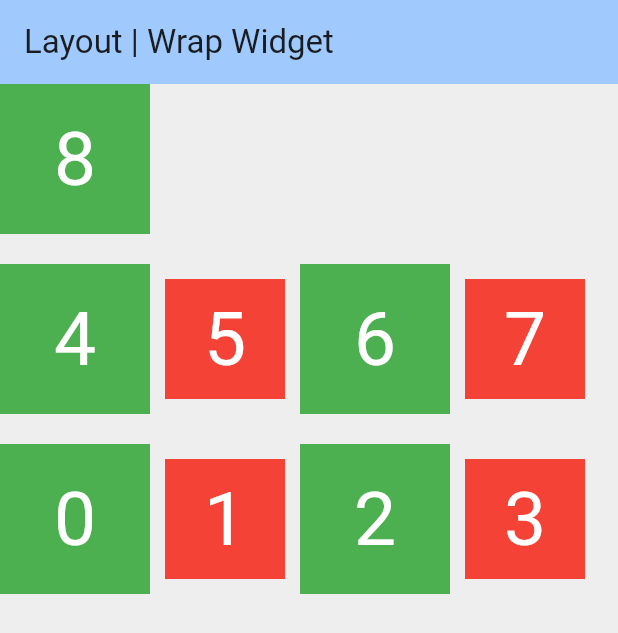
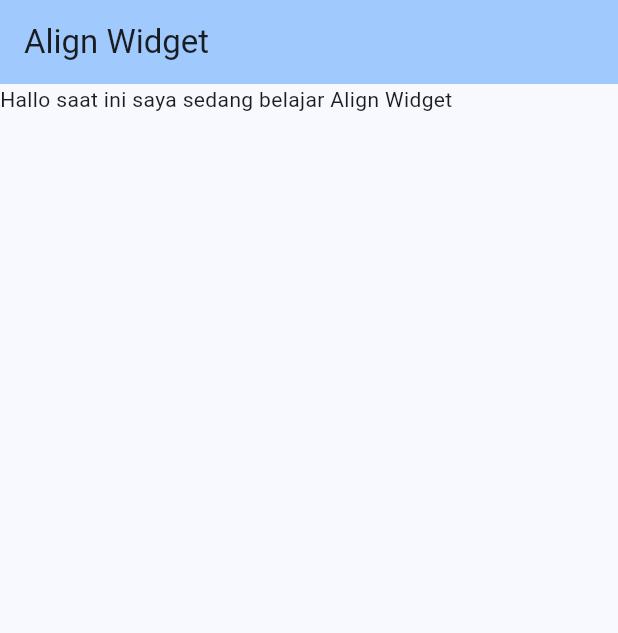
Before and after one commit to aulafirdaus/learn_flutter, a Flutter app: the screen it shows after launch, on a phone screen of 412 x 824 dp. Shown: the top 633 px of the screen. Run offline on Flutter 3.47's test engine with Material 3 defaults, Android fonts, the phone set to English and light mode, and no system bars.

Commit message:
start learning Align Widget

```diff
--- a/lib/home_view.dart
+++ b/lib/home_view.dart
@@ -7,37 +7,11 @@ class HomePage extends StatelessWidget {
   Widget build(BuildContext context) {
     return Scaffold(
       appBar: AppBar(
-        title: const Text('Layout | Wrap Widget'),
+        title: const Text('Align Widget'),
         backgroundColor: Theme.of(context).colorScheme.inversePrimary,
       ),
-      body: Container(
-        color: Colors.grey.shade200,
-        width: double.infinity, //infinity untuk menyesuikan container dengan ukuran layar device
-        height: double.infinity,
-        child: Wrap(
-          // Wrap adalah widget untuk membuat layout yang dinamis, fleksibel dan responsif menyesuaikan ukuran layar device.
-          // direction: Axis.horizontal, // untuk mengubah urutan widget, secara default urutannya horizontal(dari kiri ke kakan).
-          spacing: 10, //untuk memberikan jarak secara horizontal
-          runSpacing: 20, //untuk memberikan jarak secara vertikal
-          crossAxisAlignment: WrapCrossAlignment.center, //crossAxisAlignment untuk mengatur tataletak index/container nya, default nya "start" itu baris atas nya lurus dengan index/container lainnya. crossAxisAlignment untuk mengatur tataletak PER widget/index/container nya.
-          runAlignment: WrapAlignment.end, //runAlignment untuk menentukan posisi awal dari alignment, jika runAlignment nya "start" berarti alignment nya menempel diatas, begitu sebaliknya. runAlignment untuk mengatur tataletak KUMPULAN widget/index/container nya.
-          // alignment: WrapAlignment.end, //wrapalignment untuk mengatur posisi index, jika "end" index nya menempel di kanan, jika "start" menempel di kiri, jika "center" berarti menempel diatas/tengah.
-          verticalDirection: VerticalDirection.up, //jika VerticalDirection nya up, angka 0 nya dimulai dari bawah, jika down angka 0 nya dimulai dari atas.
-          children: List.generate(9, (index) => Container(
-            width: index % 2 == 0 ? 100 : 80,
-            height: index % 2 == 0 ? 100 : 80,
-            color: index % 2 == 0 ? Colors.green : Colors.red, //jika indexContainer habis dibagi 2 maka warna hijau jika tidak warna merah
-            child: Center(
-              child: Text(index.toString(),
-              style: const TextStyle(
-                color: Colors.white,
-                fontSize: 50,
-                ),
-              ),
-            ),
-          ),
-        ),
-        ),
+      body: const SizedBox(
+        child: Text('Hallo saat ini saya sedang belajar Align Widget'),
       ),
     );
   }
```
